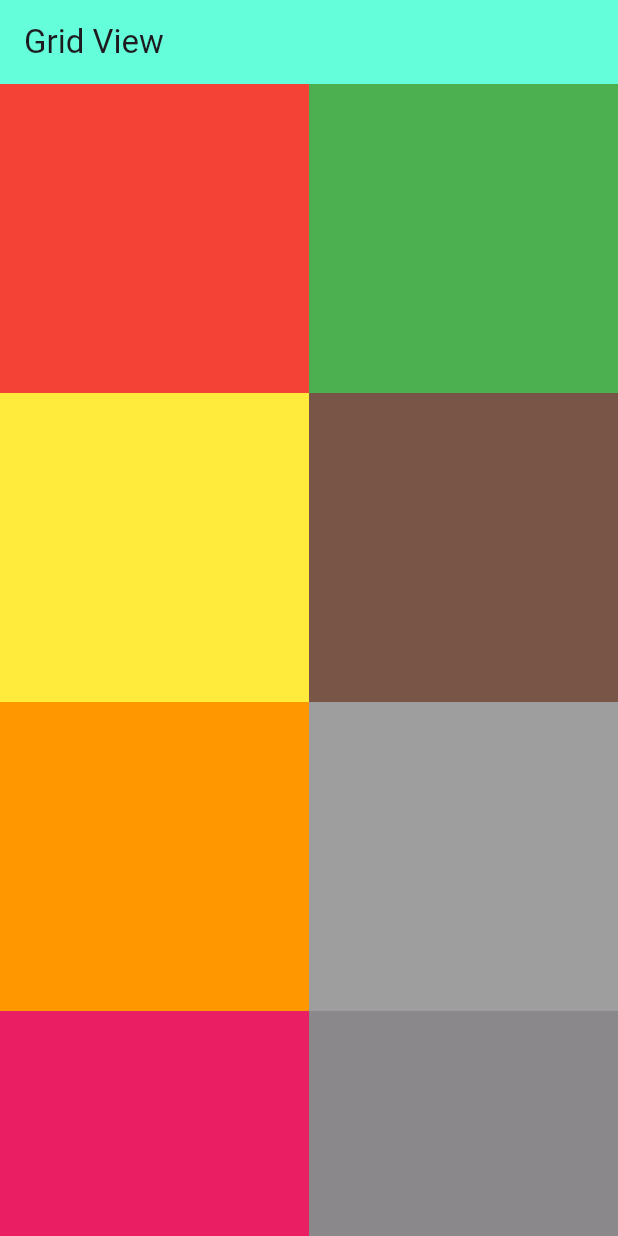
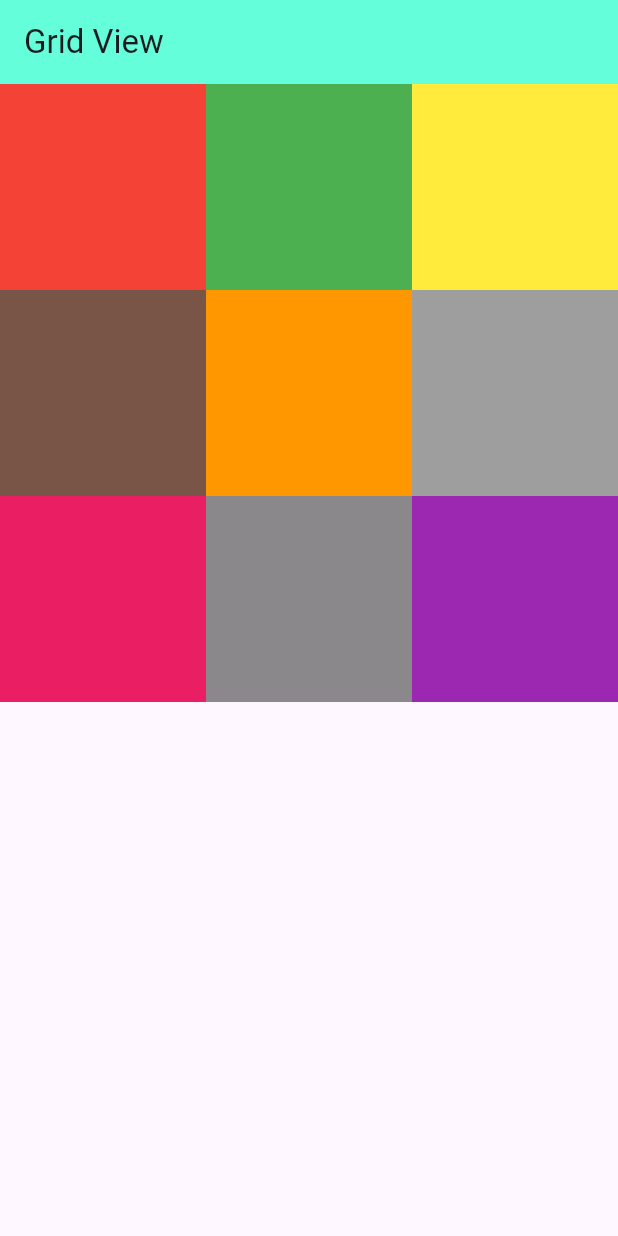
Before and after one commit to Piyushbhatt7/Flutter-Widgets, a Flutter app: the screen it shows after launch, on a phone screen of 412 x 824 dp. Run offline on Flutter 3.47's test engine with Material 3 defaults, Android fonts, the phone set to English and light mode, and no system bars.

Commit message:
Container(color: arrColors[0],),

```diff
--- a/lib/GridView.dart
+++ b/lib/GridView.dart
@@ -24,7 +24,7 @@ class Gridview extends StatelessWidget {
         backgroundColor: Colors.tealAccent,
       ),
 
-      body: GridView.count(crossAxisCount: 2,
+      body: GridView.count(crossAxisCount: 3,
       children: [
          Container(color: arrColors[0],),
          Container(color: arrColors[1],),
```
